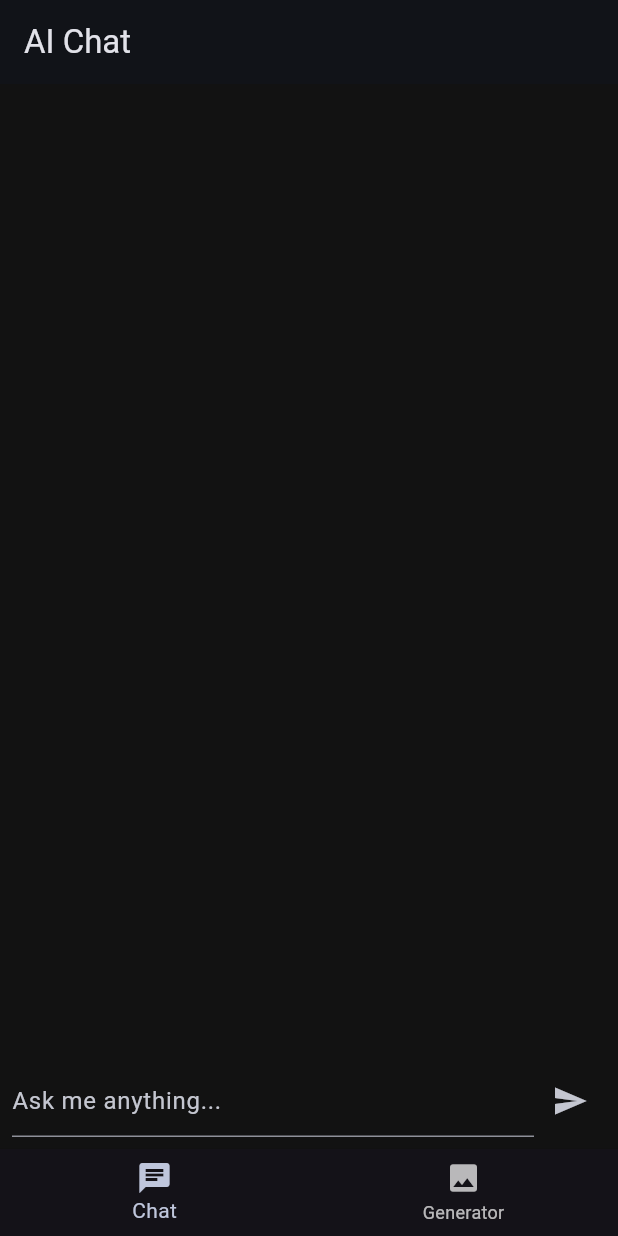
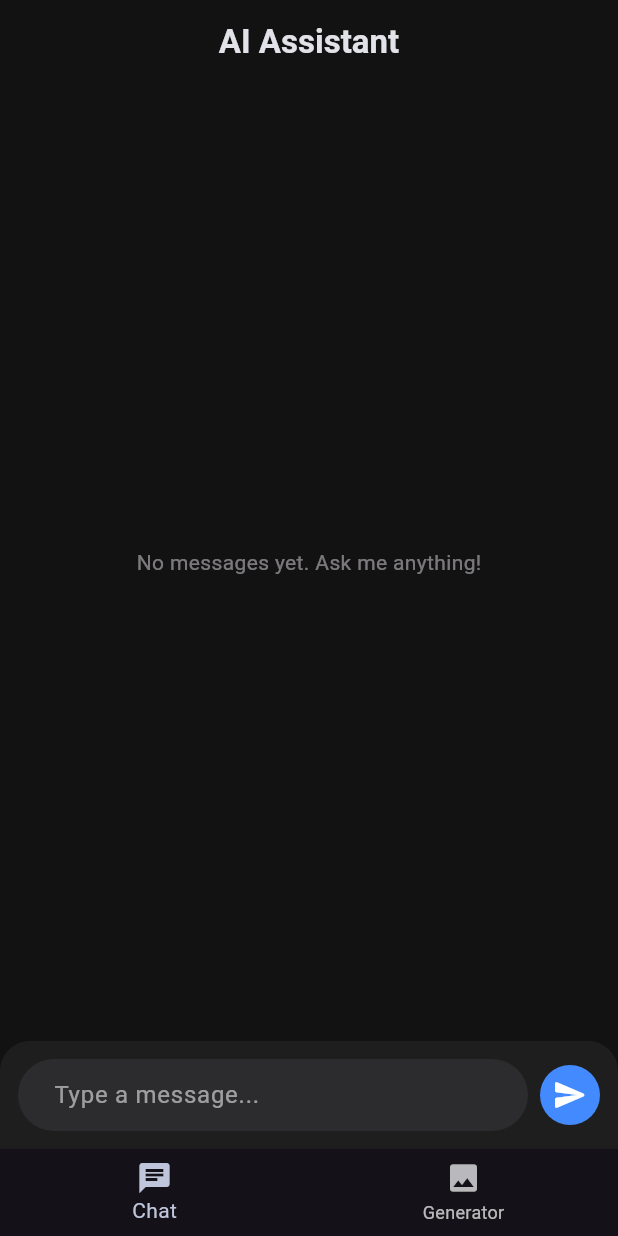
Before and after one commit to Afia-Mobasshira2/AI-Chat-Image-Generator-App-ost, a Flutter app: the screen it shows after launch, on a phone screen of 412 x 824 dp. Run offline on Flutter 3.47's test engine with Material 3 defaults, Android fonts, the phone set to English and light mode, and no system bars; missing offline and left inert: dart_openai.

Commit message:
new update

```diff
--- a/lib/screens/chat_screen.dart
+++ b/lib/screens/chat_screen.dart
@@ -1,7 +1,8 @@
 import 'package:flutter/material.dart';
 import 'package:provider/provider.dart';
-import '../providers/ai_provider.dart';
-import '../widgets/chat_bubble.dart';
+import 'package:the_ai_chat_llm/providers/ai_provider.dart';
+import 'package:the_ai_chat_llm/widgets/chat_bubble.dart';
+
 
 class ChatScreen extends StatelessWidget {
   final TextEditingController _controller = TextEditingController();
@@ -11,30 +12,62 @@ class ChatScreen extends StatelessWidget {
     final aiProvider = Provider.of<AIProvider>(context);
 
     return Scaffold(
-      appBar: AppBar(title: const Text("AI Chat")),
+      appBar: AppBar(
+        title: const Text("AI Assistant", style: TextStyle(fontWeight: FontWeight.bold)),
+        centerTitle: true,
+        backgroundColor: Colors.transparent,
+        elevation: 0,
+      ),
       body: Column(
         children: [
           Expanded(
-            child: ListView.builder(
+            child: aiProvider.messages.isEmpty
+              ? const Center(child: Opacity(opacity: 0.5, child: Text("No messages yet. Ask me anything!")))
+              : ListView.builder(
                   reverse: true,
+                  padding: const EdgeInsets.only(bottom: 20),
                   itemCount: aiProvider.messages.length,
                   itemBuilder: (ctx, i) => ChatBubble(message: aiProvider.messages.reversed.toList()[i]),
                 ),
           ),
-          if (aiProvider.isChatLoading) const LinearProgressIndicator(),
-          Padding(
-            padding: const EdgeInsets.all(8.0),
+          if (aiProvider.isChatLoading)
+            const Padding(
+              padding: EdgeInsets.all(8.0),
+              child: LinearProgressIndicator(backgroundColor: Colors.transparent, color: Colors.blueAccent),
+            ),
+          Container(
+            padding: const EdgeInsets.symmetric(horizontal: 12, vertical: 12),
+            decoration: BoxDecoration(
+              color: const Color(0xFF1E1E1E),
+              borderRadius: const BorderRadius.vertical(top: Radius.circular(20)),
+            ),
             child: Row(
               children: [
-                Expanded(child: TextField(controller: _controller, decoration: const InputDecoration(hintText: "Ask me anything..."))),
-                IconButton(
-                  icon: const Icon(Icons.send),
+                Expanded(
+                  child: TextField(
+                    controller: _controller,
+                    decoration: InputDecoration(
+                      hintText: "Type a message...",
+                      hintStyle: const TextStyle(color: Colors.white54),
+                      filled: true,
+                      fillColor: const Color(0xFF2C2C2E),
+                      border: OutlineInputBorder(borderRadius: BorderRadius.circular(30), borderSide: BorderSide.none),
+                      contentPadding: const EdgeInsets.symmetric(horizontal: 20, vertical: 10),
+                    ),
+                  ),
+                ),
+                const SizedBox(width: 8),
+                CircleAvatar(
+                  backgroundColor: Colors.blueAccent,
+                  child: IconButton(
+                    icon: const Icon(Icons.send_rounded, color: Colors.white),
                     onPressed: () {
-                    if (_controller.text.isNotEmpty) {
+                      if (_controller.text.trim().isNotEmpty) {
                         aiProvider.sendMessage(_controller.text);
                         _controller.clear();
                       }
                     },
+                  ),
                 )
               ],
             ),
--- a/lib/services/openai_service.dart
+++ b/lib/services/openai_service.dart
@@ -2,7 +2,7 @@ import 'package:dart_openai/dart_openai.dart';
 
 class AIService {
   AIService() {
-    OpenAI.apiKey = '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';
+    OpenAI.apiKey = 'API key';
   }
 
   // Chat logic
```
Lines whose indentation alone changed are shown as unchanged.
